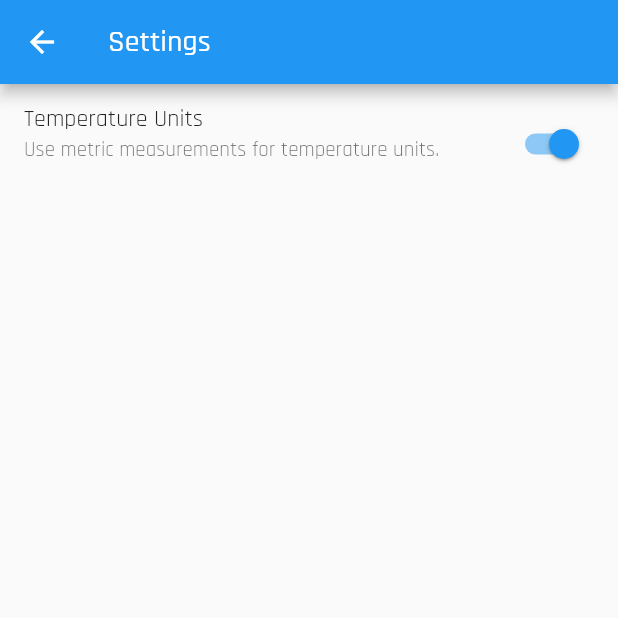
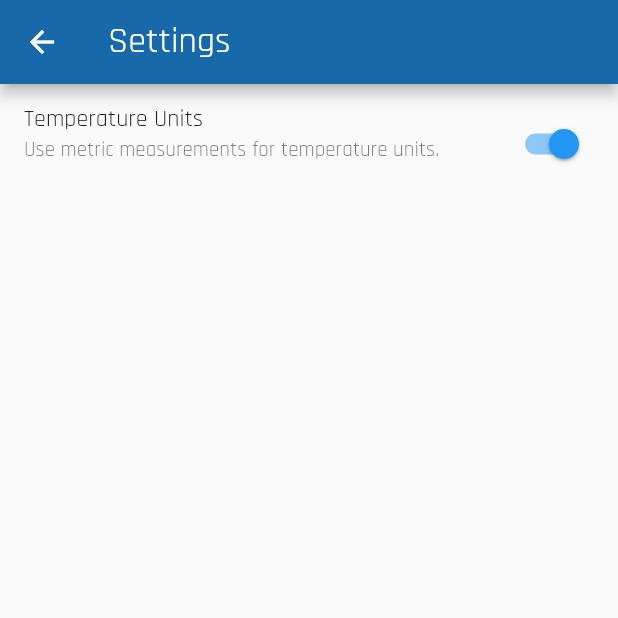
Before and after one commit to omartins365/flutter_weather, a Flutter app: the screen it shows after launch, after a tap on the "settings" icon, on a phone screen of 412 x 824 dp, the top half of it. Run offline on Flutter 3.47's test engine with Material 2 defaults, Android fonts, the phone set to English and light mode, and no system bars; our stand-ins replace bloc, equatable, flutter_bloc, google_fonts, hydrated_bloc.

Commit message:
fixed appBarTheme color on android

```diff
--- a/lib/app.dart
+++ b/lib/app.dart
@@ -38,7 +38,8 @@ class WeatherAppView extends StatelessWidget {
             appBarTheme: AppBarTheme(
               titleTextStyle: GoogleFonts.rajdhaniTextTheme(textTheme)
                   .apply(bodyColor: Colors.white)
-                  .headline6,
+                  .headline5,
+              backgroundColor: color.darken(30),
             ),
           ),
           home: const WeatherPage(),
--- a/lib/theme/cubit/theme_cubit.dart
+++ b/lib/theme/cubit/theme_cubit.dart
@@ -34,7 +34,7 @@ extension on Weather {
       case WeatherCondition.rainy:
         return Colors.indigoAccent;
       case WeatherCondition.unknown:
-        return ThemeCubit.defaultColor;
+        return Colors.deepOrange;
     }
   }
 }
--- /dev/null
+++ b/lib/theme/extensions/color_extensions.dart
@@ -0,0 +1,33 @@
+import 'dart:ui' show Color;
+
+extension DarkerColor on Color {
+  Color darken([int percent = 10]) {
+    assert(
+      1 <= percent && percent <= 100,
+      'percentage must be between 1 and 100',
+    );
+    final p = 1 - (percent / 100);
+    return Color.fromARGB(
+      alpha,
+      (red * p).round(),
+      (green * p).round(),
+      (blue * p).round(),
+    );
+  }
+}
+
+extension BrighterColor on Color {
+  Color brighten([int percent = 10]) {
+    assert(
+      1 <= percent && percent <= 100,
+      'percentage must be between 1 and 100',
+    );
+    final p = percent / 100;
+    return Color.fromARGB(
+      alpha,
+      red + ((255 - red) * p).round(),
+      green + ((255 - green) * p).round(),
+      blue + ((255 - blue) * p).round(),
+    );
+  }
+}
--- a/lib/theme/theme.dart
+++ b/lib/theme/theme.dart
@@ -1 +1,2 @@
 export 'cubit/theme_cubit.dart';
+export 'extensions/color_extensions.dart';
--- a/lib/weather/view/weather_page.dart
+++ b/lib/weather/view/weather_page.dart
@@ -78,6 +78,7 @@ class _WeatherViewState extends State<WeatherView> {
           if (!mounted) return;
           await context.read<WeatherCubit>().fetchWeather(city);
         },
+        backgroundColor: Theme.of(context).appBarTheme.backgroundColor,
       ),
     );
   }
--- a/lib/weather/widgets/weather_populated.dart
+++ b/lib/weather/widgets/weather_populated.dart
@@ -1,6 +1,6 @@
 import 'package:flutter/material.dart';
+import 'package:flutter_weather/theme/theme.dart' show BrighterColor;
 import 'package:flutter_weather/weather/weather.dart';
-
 class WeatherPopulated extends StatelessWidget {
   const WeatherPopulated({
     super.key,
@@ -111,22 +111,6 @@ class _WeatherBackground extends StatelessWidget {
   }
 }
 
-extension on Color {
-  Color brighten([int percent = 10]) {
-    assert(
-      1 <= percent && percent <= 100,
-      'percentage must be between 1 and 100',
-    );
-    final p = percent / 100;
-    return Color.fromARGB(
-      alpha,
-      red + ((255 - red) * p).round(),
-      green + ((255 - green) * p).round(),
-      blue + ((255 - blue) * p).round(),
-    );
-  }
-}
-
 extension on Weather {
   String formattedTemperature(TemperatureUnits units) {
     return '''${temperature.value.toStringAsPrecision(2)}°${units.isCelsius ? 'C' : 'F'}''';
```
